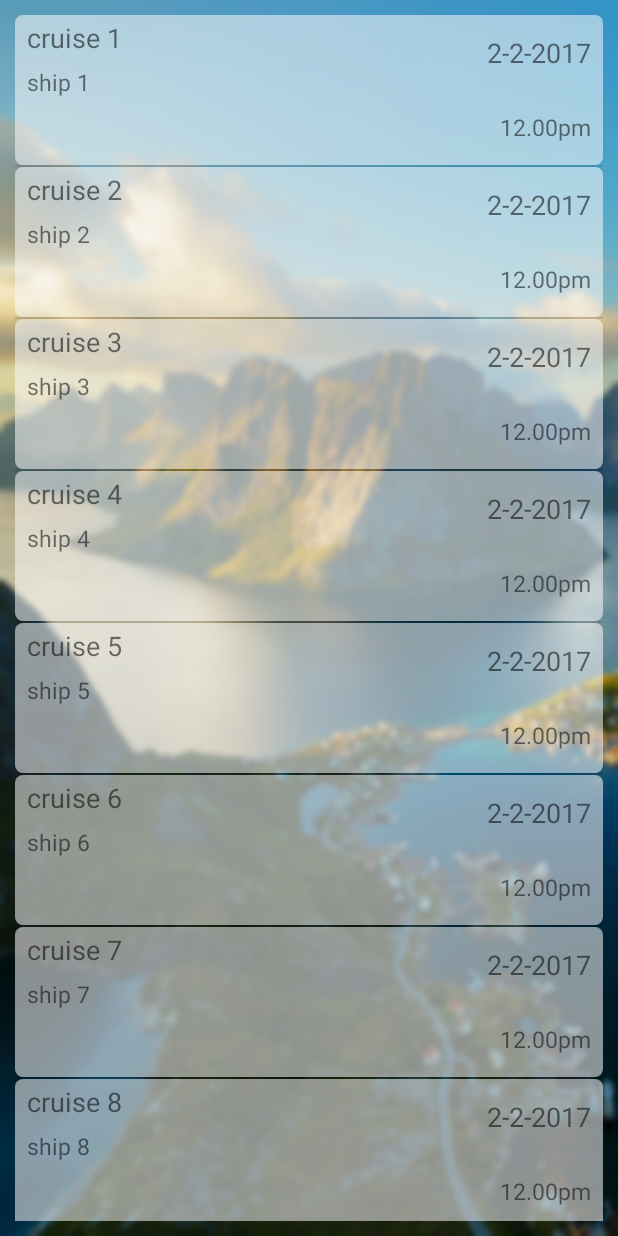
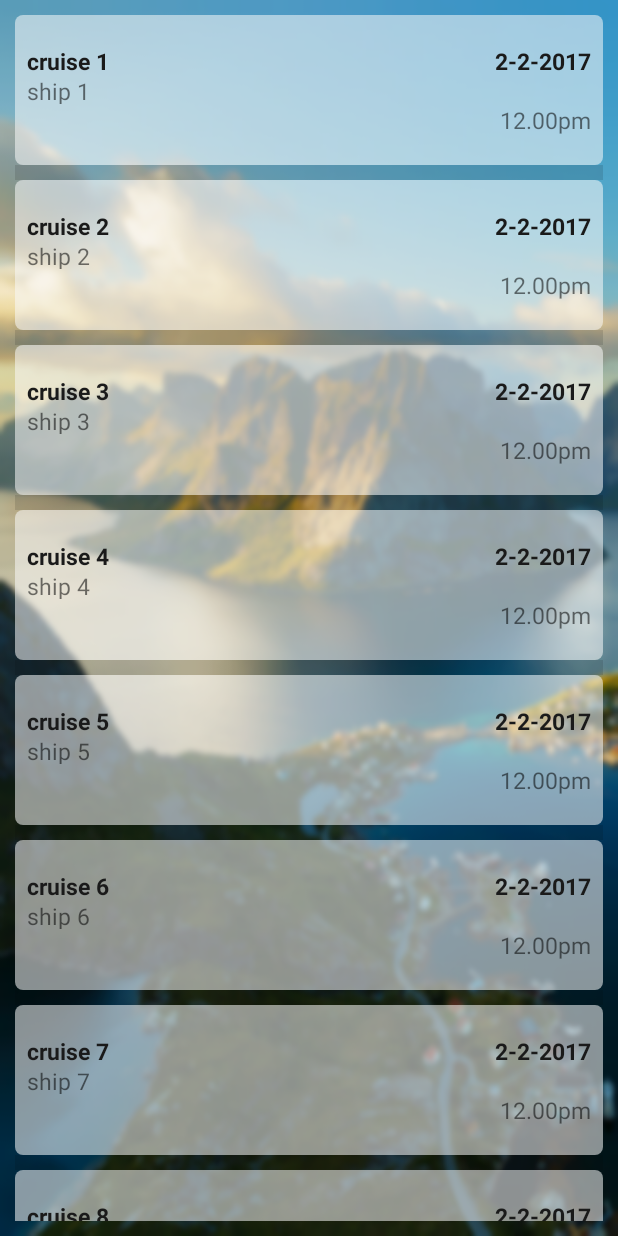
Before and after one commit to sauravMir/VeganTravels, an Android app: the screen it shows after launch (MainActivity), on a phone screen of 412 x 824 dp. Run offline under Robolectric (Android 15) with nearby library versions, the phone set to English and light mode, and no system bars.

Commit message:
Guest adapter updated

```diff
--- a/app/src/main/res/layout/activity_main.xml
+++ b/app/src/main/res/layout/activity_main.xml
@@ -11,14 +11,7 @@
         android:layout_width="match_parent"
         android:layout_height="match_parent"
         android:layout_margin="@dimen/ten"
+        android:dividerHeight="@dimen/ten"
         android:layout_gravity="center" />
 
-   <!-- <LinearLayout
-        android:layout_width="300dp"
-        android:layout_height="match_parent"
-        android:layout_margin="@dimen/ten">
-
-    </LinearLayout>-->
-
-
 </RelativeLayout>
--- a/app/src/main/res/layout/cruise_cell.xml
+++ b/app/src/main/res/layout/cruise_cell.xml
@@ -21,20 +21,27 @@
             android:orientation="vertical"
             android:weightSum="1">
 
+            <View
+                android:layout_width="match_parent"
+                android:layout_height="@dimen/zero"
+                android:layout_weight=".2" />
+
             <TextView
                 android:id="@+id/tvCruiseName"
                 android:layout_width="match_parent"
                 android:layout_height="@dimen/zero"
-                android:layout_weight=".3"
+                android:layout_weight=".2"
                 android:gravity="left|center"
                 android:text="Name"
-                android:textSize="@dimen/eighteen" />
+                android:textColor="@color/black"
+                android:textSize="@dimen/fifteen"
+                android:textStyle="bold" />
 
             <TextView
                 android:id="@+id/tvShipName"
                 android:layout_width="match_parent"
                 android:layout_height="@dimen/zero"
-                android:layout_weight=".3"
+                android:layout_weight=".2"
                 android:gravity="left|center"
                 android:text="ship name"
                 android:textSize="@dimen/fifteen" />
@@ -55,23 +62,40 @@
             android:orientation="vertical"
             android:weightSum="1">
 
+            <View
+                android:layout_width="match_parent"
+                android:layout_height="@dimen/zero"
+                android:layout_weight=".2" />
+
             <TextView
                 android:id="@+id/tvDate"
                 android:layout_width="match_parent"
                 android:layout_height="@dimen/zero"
-                android:layout_weight=".5"
+                android:layout_weight=".2"
                 android:gravity="right|center"
                 android:text="date"
-                android:textSize="@dimen/eighteen" />
+                android:textColor="@color/black"
+                android:textSize="@dimen/fifteen"
+                android:textStyle="bold" />
+
+            <View
+                android:layout_width="match_parent"
+                android:layout_height="@dimen/zero"
+                android:layout_weight=".2" />
 
             <TextView
                 android:id="@+id/tvTime"
                 android:layout_width="match_parent"
                 android:layout_height="@dimen/zero"
-                android:layout_weight=".5"
+                android:layout_weight=".2"
                 android:gravity="right|center"
                 android:text="time"
                 android:textSize="@dimen/fifteen" />
+
+            <View
+                android:layout_width="match_parent"
+                android:layout_height="@dimen/zero"
+                android:layout_weight=".2" />
 
 
         </LinearLayout>
```
